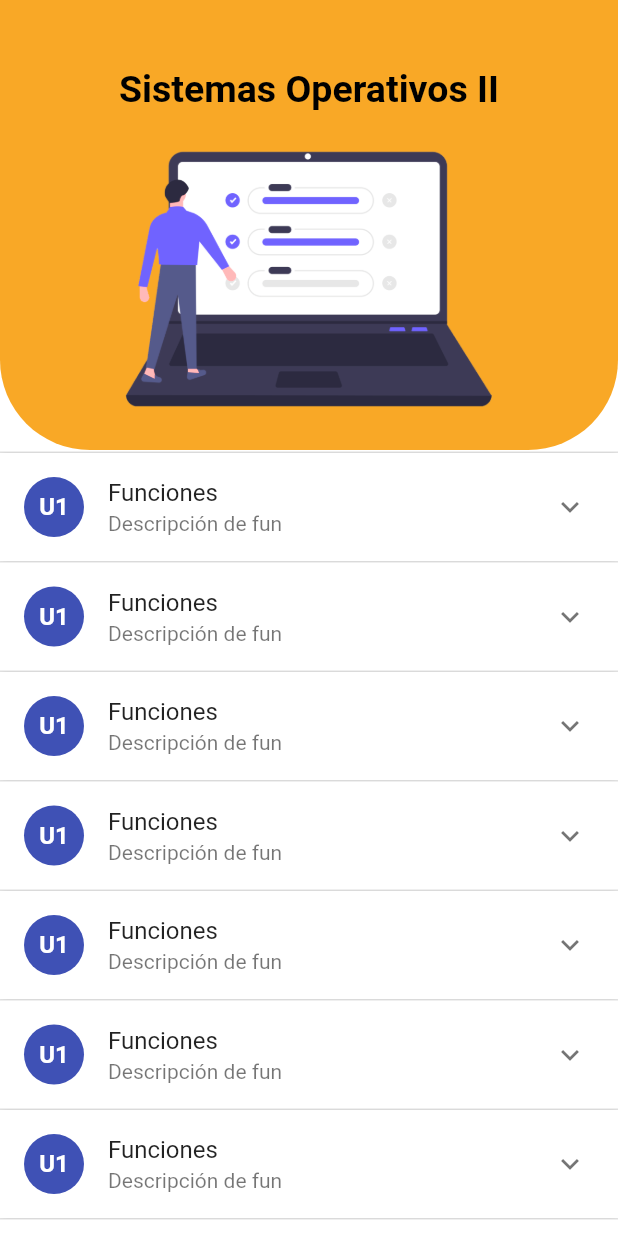
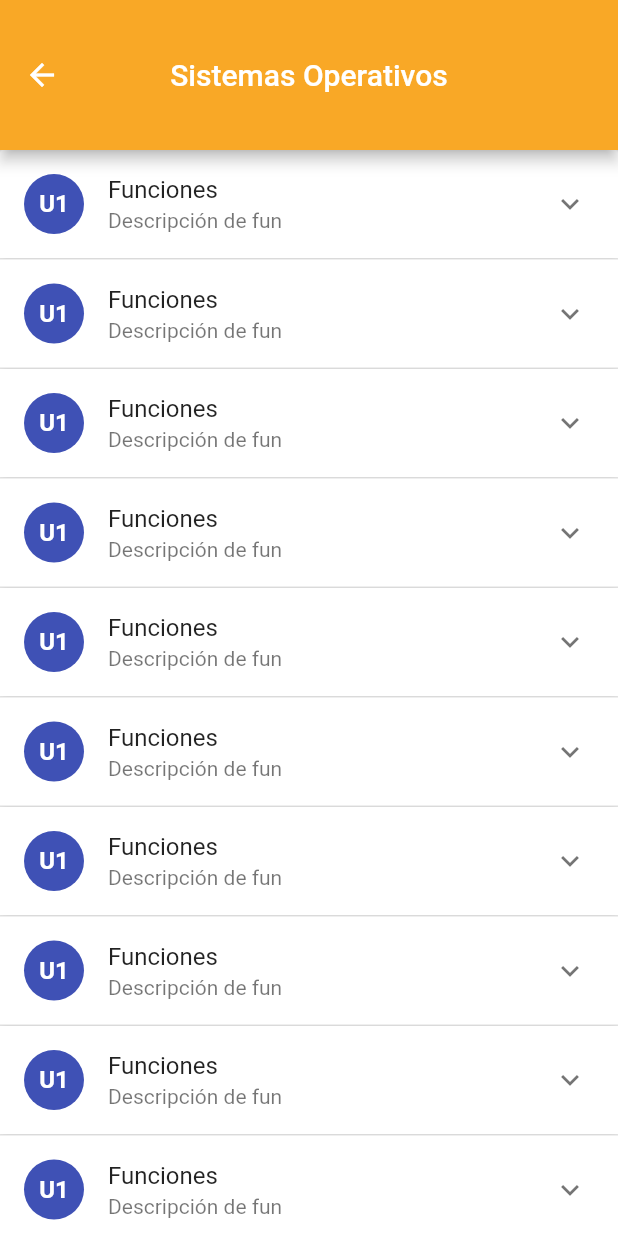
Before and after one commit to Tesam/my_stats, a Flutter app: the screen it shows after launch, on a phone screen of 412 x 824 dp. Run offline on Flutter 3.47's test engine with Material 2 defaults, Android fonts, the phone set to English and light mode, and no system bars.

Commit message:
refactor(lesson_screen): add the appbar to the lesson screen with title and arrow back

```diff
--- a/lib/lesson/ui/screens/lesson_screen.dart
+++ b/lib/lesson/ui/screens/lesson_screen.dart
@@ -1,23 +1,34 @@
 import 'package:flutter/material.dart';
-import 'package:my_stats/lesson/ui/widgets/lesson_appbar.dart';
-import 'package:my_stats/lesson/ui/widgets/lessons_section.dart';
+import 'package:my_stats/lesson/ui/widgets/lesson_card.dart';
 
 class LessonScreen extends StatefulWidget {
+  String subjectName;
+
+  LessonScreen(this.subjectName);
   @override
-  _LessonScreenState createState() => _LessonScreenState();
+  _LessonScreenState createState() => _LessonScreenState(subjectName);
 }
 
 class _LessonScreenState extends State<LessonScreen> {
+  String subjectName;
+
+  _LessonScreenState(this.subjectName);
+
   @override
   Widget build(BuildContext context) {
     return Scaffold(
-      body: Stack(
-        alignment: Alignment.bottomCenter,
-        children: [
-          LessonsSection(),
-          LessonAppbar("Sistemas Operativos II"),
-        ],
+      appBar: AppBar(
+        title: Text(subjectName),
+        backgroundColor: Color(0xFFF9A826),
+        centerTitle: true,
+        toolbarHeight: 100.0,
+        leading: new IconButton(
+          icon: new Icon(Icons.arrow_back, color: Colors.white),
+          onPressed: () => Navigator.of(context).pop(),
+        ),
       ),
+      body: LessonCard("Funciones", "Descripción de fun","U1"),
+
     );
   }
 }
--- a/lib/main.dart
+++ b/lib/main.dart
@@ -28,8 +28,8 @@ class MyApp extends StatelessWidget {
         // closer together (more dense) than on mobile platforms.
         visualDensity: VisualDensity.adaptivePlatformDensity,
       ),
-      //home: HomeScreen()
-        home: LessonScreen()
+        //home: HomeScreen()
+        home: LessonScreen('Sistemas Operativos')
     );
   }
 }
```
